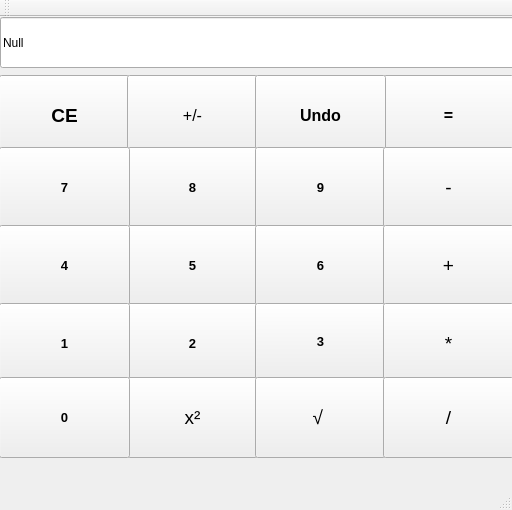
The window that SummerWar/Calculator/mainwindow.ui (denslaz/StudentCpp) describes before a commit, drawn with Qt 5.
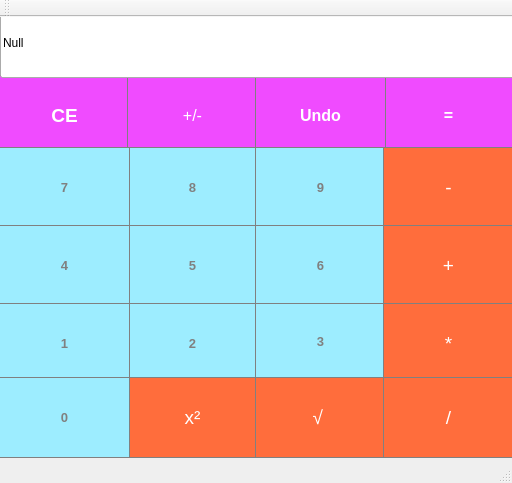
The same window after the commit.

Patch:
```diff
--- a/SummerWar/Calculator/mainwindow.ui
+++ b/SummerWar/Calculator/mainwindow.ui
@@ -7,7 +7,7 @@
     <x>0</x>
     <y>0</y>
     <width>512</width>
-    <height>510</height>
+    <height>483</height>
    </rect>
   </property>
   <property name="windowTitle">
@@ -30,6 +30,17 @@
       <bold>true</bold>
      </font>
     </property>
+    <property name="styleSheet">
+     <string notr="true">QPushButton {
+background-color: rgb(240, 75, 255);
+color: white;
+border: 1px solid gray;
+}
+QPushButton:pressed {
+background-color: qlineargradient(x1:0, y1:0, x2:0, y2:1,
+                           stop: 0 #FF7832, stop: 1 #FF9739);
+}</string>
+    </property>
     <property name="text">
      <string>CE</string>
     </property>
@@ -48,6 +59,17 @@
       <pointsize>12</pointsize>
      </font>
     </property>
+    <property name="styleSheet">
+     <string notr="true">QPushButton {
+background-color: rgb(240, 75, 255);
+color: white;
+border: 1px solid gray;
+}
+QPushButton:pressed {
+background-color: qlineargradient(x1:0, y1:0, x2:0, y2:1,
+                           stop: 0 #FF7832, stop: 1 #FF9739);
+}</string>
+    </property>
     <property name="text">
      <string>+/-</string>
     </property>
@@ -68,6 +90,17 @@
       <bold>true</bold>
      </font>
     </property>
+    <property name="styleSheet">
+     <string notr="true">QPushButton {
+background-color: rgb(240, 75, 255);
+color: white;
+border: 1px solid gray;
+}
+QPushButton:pressed {
+background-color: qlineargradient(x1:0, y1:0, x2:0, y2:1,
+                           stop: 0 #FF7832, stop: 1 #FF9739);
+}</string>
+    </property>
     <property name="text">
      <string>=</string>
     </property>
@@ -88,6 +121,17 @@
       <bold>true</bold>
      </font>
     </property>
+    <property name="styleSheet">
+     <string notr="true">QPushButton {
+background-color: rgb(240, 75, 255);
+color: white;
+border: 1px solid gray;
+}
+QPushButton:pressed {
+background-color: qlineargradient(x1:0, y1:0, x2:0, y2:1,
+                           stop: 0 #FF7832, stop: 1 #FF9739);
+}</string>
+    </property>
     <property name="text">
      <string>Undo</string>
     </property>
@@ -108,6 +152,17 @@
       <bold>true</bold>
      </font>
     </property>
+    <property name="styleSheet">
+     <string notr="true">QPushButton {
+background-color: rgb(157, 237, 255);
+color: gray;
+border: 1px solid gray;
+}
+QPushButton:pressed {
+background-color: qlineargradient(x1:0, y1:0, x2:0, y2:1,
+                           stop: 0 #FF7832, stop: 1 #FF9739);
+}</string>
+    </property>
     <property name="text">
      <string>8</string>
     </property>
@@ -128,6 +183,17 @@
       <bold>true</bold>
      </font>
     </property>
+    <property name="styleSheet">
+     <string notr="true">QPushButton {
+background-color: rgb(157, 237, 255);
+color: gray;
+border: 1px solid gray;
+}
+QPushButton:pressed {
+background-color: qlineargradient(x1:0, y1:0, x2:0, y2:1,
+                           stop: 0 #FF7832, stop: 1 #FF9739);
+}</string>
+    </property>
     <property name="text">
      <string>9</string>
     </property>
@@ -146,6 +212,17 @@
       <pointsize>14</pointsize>
      </font>
     </property>
+    <property name="styleSheet">
+     <string notr="true">QPushButton {
+background-color: rgb(255, 109, 60);
+color: white;
+border: 1px solid gray;
+}
+QPushButton:pressed {
+background-color: qlineargradient(x1:0, y1:0, x2:0, y2:1,
+                           stop: 0 #FF7832, stop: 1 #FF9739);
+}</string>
+    </property>
     <property name="text">
      <string>-</string>
     </property>
@@ -166,6 +243,17 @@
       <bold>true</bold>
      </font>
     </property>
+    <property name="styleSheet">
+     <string notr="true">QPushButton {
+background-color: rgb(157, 237, 255);
+color: gray;
+border: 1px solid gray;
+}
+QPushButton:pressed {
+background-color: qlineargradient(x1:0, y1:0, x2:0, y2:1,
+                           stop: 0 #FF7832, stop: 1 #FF9739);
+}</string>
+    </property>
     <property name="text">
      <string>7</string>
     </property>
@@ -186,6 +274,17 @@
       <bold>true</bold>
      </font>
     </property>
+    <property name="styleSheet">
+     <string notr="true">QPushButton {
+background-color: rgb(157, 237, 255);
+color: gray;
+border: 1px solid gray;
+}
+QPushButton:pressed {
+background-color: qlineargradient(x1:0, y1:0, x2:0, y2:1,
+                           stop: 0 #FF7832, stop: 1 #FF9739);
+}</string>
+    </property>
     <property name="text">
      <string>5</string>
     </property>
@@ -206,6 +305,17 @@
       <bold>true</bold>
      </font>
     </property>
+    <property name="styleSheet">
+     <string notr="true">QPushButton {
+background-color: rgb(157, 237, 255);
+color: gray;
+border: 1px solid gray;
+}
+QPushButton:pressed {
+background-color: qlineargradient(x1:0, y1:0, x2:0, y2:1,
+                           stop: 0 #FF7832, stop: 1 #FF9739);
+}</string>
+    </property>
     <property name="text">
      <string>6</string>
     </property>
@@ -224,6 +334,17 @@
       <pointsize>14</pointsize>
      </font>
     </property>
+    <property name="styleSheet">
+     <string notr="true">QPushButton {
+background-color: rgb(255, 109, 60);
+color: white;
+border: 1px solid gray;
+}
+QPushButton:pressed {
+background-color: qlineargradient(x1:0, y1:0, x2:0, y2:1,
+                           stop: 0 #FF7832, stop: 1 #FF9739);
+}</string>
+    </property>
     <property name="text">
      <string>+</string>
     </property>
@@ -244,6 +365,17 @@
       <bold>true</bold>
      </font>
     </property>
+    <property name="styleSheet">
+     <string notr="true">QPushButton {
+background-color: rgb(157, 237, 255);
+color: gray;
+border: 1px solid gray;
+}
+QPushButton:pressed {
+background-color: qlineargradient(x1:0, y1:0, x2:0, y2:1,
+                           stop: 0 #FF7832, stop: 1 #FF9739);
+}</string>
+    </property>
     <property name="text">
      <string>4</string>
     </property>
@@ -264,6 +396,17 @@
       <bold>true</bold>
      </font>
     </property>
+    <property name="styleSheet">
+     <string notr="true">QPushButton {
+background-color: rgb(157, 237, 255);
+color: gray;
+border: 1px solid gray;
+}
+QPushButton:pressed {
+background-color: qlineargradient(x1:0, y1:0, x2:0, y2:1,
+                           stop: 0 #FF7832, stop: 1 #FF9739);
+}</string>
+    </property>
     <property name="text">
      <string>2</string>
     </property>
@@ -284,9 +427,26 @@
       <bold>true</bold>
      </font>
     </property>
+    <property name="styleSheet">
+     <string notr="true">QPushButton {
+background-color: rgb(157, 237, 255);
+color: gray;
+border: 1px solid gray;
+}
+QPushButton:pressed {
+background-color: qlineargradient(x1:0, y1:0, x2:0, y2:1,
+                           stop: 0 #FF7832, stop: 1 #FF9739);
+}</string>
+    </property>
     <property name="text">
      <string>3</string>
     </property>
+    <property name="iconSize">
+     <size>
+      <width>20</width>
+      <height>20</height>
+     </size>
+    </property>
    </widget>
    <widget class="QPushButton" name="ymnojenie">
     <property name="geometry">
@@ -302,6 +462,17 @@
       <pointsize>14</pointsize>
      </font>
     </property>
+    <property name="styleSheet">
+     <string notr="true">QPushButton {
+background-color: rgb(255, 109, 60);
+color: white;
+border: 1px solid gray;
+}
+QPushButton:pressed {
+background-color: qlineargradient(x1:0, y1:0, x2:0, y2:1,
+                           stop: 0 #FF7832, stop: 1 #FF9739);
+}</string>
+    </property>
     <property name="text">
      <string>*</string>
     </property>
@@ -322,6 +493,17 @@
       <bold>true</bold>
      </font>
     </property>
+    <property name="styleSheet">
+     <string notr="true">QPushButton {
+background-color: rgb(157, 237, 255);
+color: gray;
+border: 1px solid gray;
+}
+QPushButton:pressed {
+background-color: qlineargradient(x1:0, y1:0, x2:0, y2:1,
+                           stop: 0 #FF7832, stop: 1 #FF9739);
+}</string>
+    </property>
     <property name="text">
      <string>1</string>
     </property>
@@ -340,6 +522,17 @@
       <pointsize>14</pointsize>
      </font>
     </property>
+    <property name="styleSheet">
+     <string notr="true">QPushButton {
+background-color: rgb(255, 109, 60);
+color: white;
+border: 1px solid gray;
+}
+QPushButton:pressed {
+background-color: qlineargradient(x1:0, y1:0, x2:0, y2:1,
+                           stop: 0 #FF7832, stop: 1 #FF9739);
+}</string>
+    </property>
     <property name="text">
      <string>x²</string>
     </property>
@@ -358,6 +551,17 @@
       <pointsize>14</pointsize>
      </font>
     </property>
+    <property name="styleSheet">
+     <string notr="true">QPushButton {
+background-color: rgb(255, 109, 60);
+color: white;
+border: 1px solid gray;
+}
+QPushButton:pressed {
+background-color: qlineargradient(x1:0, y1:0, x2:0, y2:1,
+                           stop: 0 #FF7832, stop: 1 #FF9739);
+}</string>
+    </property>
     <property name="text">
      <string>√ </string>
     </property>
@@ -376,6 +580,17 @@
       <pointsize>14</pointsize>
      </font>
     </property>
+    <property name="styleSheet">
+     <string notr="true">QPushButton {
+background-color: rgb(255, 109, 60);
+color: white;
+border: 1px solid gray;
+}
+QPushButton:pressed {
+background-color: qlineargradient(x1:0, y1:0, x2:0, y2:1,
+                           stop: 0 #FF7832, stop: 1 #FF9739);
+}</string>
+    </property>
     <property name="text">
      <string>/</string>
     </property>
@@ -396,6 +611,17 @@
       <bold>true</bold>
      </font>
     </property>
+    <property name="styleSheet">
+     <string notr="true">QPushButton {
+background-color: rgb(157, 237, 255);
+color: gray;
+border: 1px solid gray;
+}
+QPushButton:pressed {
+background-color: qlineargradient(x1:0, y1:0, x2:0, y2:1,
+                           stop: 0 #FF7832, stop: 1 #FF9739);
+}</string>
+    </property>
     <property name="text">
      <string>0</string>
     </property>
@@ -404,11 +630,22 @@
     <property name="geometry">
      <rect>
       <x>0</x>
-      <y>0</y>
+      <y>-10</y>
       <width>515</width>
-      <height>51</height>
+      <height>71</height>
      </rect>
     </property>
+    <property name="styleSheet">
+     <string notr="true">QPushButton {
+background-color: rgb(240, 75, 255);
+color: white;
+border: 1px solid gray;
+}
+QPushButton:pressed {
+background-color: qlineargradient(x1:0, y1:0, x2:0, y2:1,
+                           stop: 0 #FF7832, stop: 1 #FF9739);
+}</string>
+    </property>
     <property name="text">
      <string>Null</string>
     </property>
```
Left out of the diff: 18 changed lines with no effect on the pictures.
